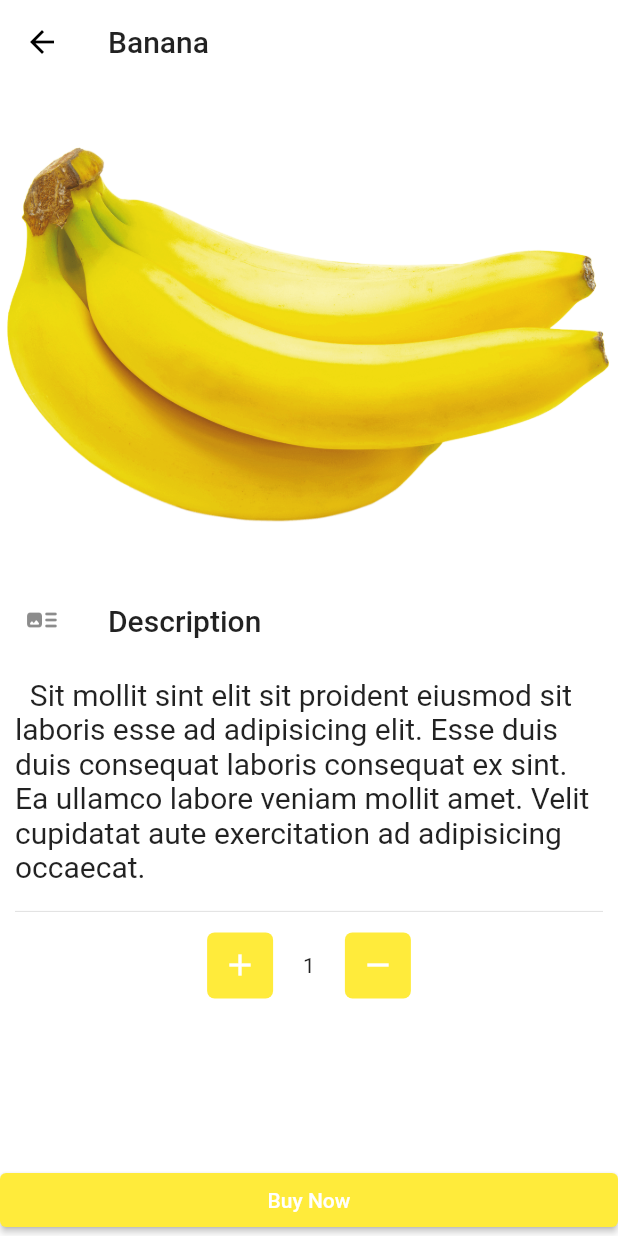
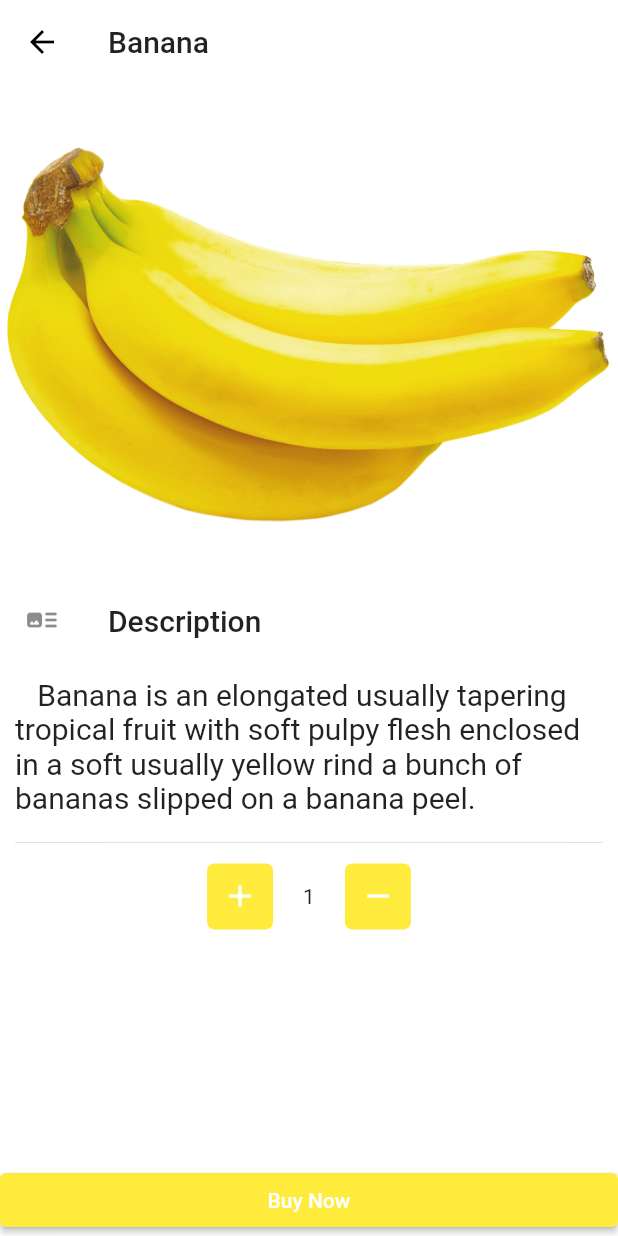
Before and after one commit to pradana4648/belajar_flutter, a Flutter app: the screen it shows after launch, after a tap on "Banana", on a phone screen of 412 x 824 dp. Run offline on Flutter 3.47's test engine with Material 2 defaults, Android fonts, the phone set to English and light mode, and no system bars.

Commit message:
menambahkan deskripsi buah-buahan

```diff
--- a/lib/grocery/data/local_data.dart
+++ b/lib/grocery/data/local_data.dart
@@ -10,41 +10,41 @@ class LocalData {
             colors: Colors.yellow,
             price: 12.00,
             description:
-                'Sit mollit sint elit sit proident eiusmod sit laboris esse ad adipisicing elit. Esse duis duis consequat laboris consequat ex sint. Ea ullamco labore veniam mollit amet. Velit cupidatat aute exercitation ad adipisicing occaecat.'),
+                ' Banana is an elongated usually tapering tropical fruit with soft pulpy flesh enclosed in a soft usually yellow rind a bunch of bananas slipped on a banana peel.'),
         Product(
             name: 'Grape',
             imageUrl: 'assets/images/grape.png',
             colors: Colors.deepPurple,
             price: 10.10,
             description:
-                'Non ipsum laboris duis et est nisi anim laborum reprehenderit. Laborum fugiat deserunt veniam in aliqua dolore ipsum non sint cupidatat minim. Lorem officia cillum duis Lorem cillum.'),
+                'A berry, typically green (classified as white), purple, red, or black, growing in clusters on a grapevine, eaten as fruit, and used in making wine.'),
         Product(
             name: 'Cherry',
             imageUrl: 'assets/images/cherry.png',
             colors: Colors.red[900],
             price: 5.41,
             description:
-                'Commodo ad ut incididunt non duis nostrud non et aute id reprehenderit in. Adipisicing et culpa tempor cillum dolore eu reprehenderit quis velit enim in commodo ullamco. Excepteur cillum est non magna.'),
+                'A cherry is a fruit that grows on a tree or a bush. It belongs to the genus Prunus. It is red in color, with a seed in the middle. '),
         Product(
             name: 'Lemon',
             imageUrl: 'assets/images/lemon.png',
             colors: Colors.yellowAccent,
             price: 3.78,
             description:
-                'Laboris sit elit mollit mollit laborum anim. Sit nulla elit excepteur dolor dolore excepteur. Sint voluptate aute anim proident mollit eiusmod amet labore minim reprehenderit ipsum. Qui dolor officia Lorem reprehenderit. Qui magna nulla enim dolore et fugiat.'),
+                'Lemon is yellow, oval-shaped citrus fruit grows on flowering evergreen trees and is cultivated commercially and in backyard gardens around the world.'),
         Product(
             name: 'Orange',
             imageUrl: 'assets/images/orange.png',
             colors: Colors.orange,
             price: 4.55,
             description:
-                'Officia veniam eu consectetur sint Lorem nisi. Adipisicing irure occaecat non excepteur. Ea tempor mollit nostrud eu mollit enim nisi et nulla. Ut ad eiusmod culpa ex nulla consequat sunt esse incididunt cillum quis minim.'),
+                'Orange fruit is a leathery-leaved evergreen fruit that bears the orange, native to warm regions of South and Southeast Asia. Oranges are a major commercial crop in many warm regions of the world.'),
         Product(
             name: 'Apple',
             imageUrl: 'assets/images/apple.png',
             colors: Colors.red[700],
             price: 8.55,
             description:
-                'Eu consequat sint sint irure. Sint reprehenderit adipisicing mollit et duis proident ea nisi occaecat ad. Proident velit mollit id voluptate adipisicing aliqua ex cupidatat. Et eu aute dolore irure aliqua exercitation enim pariatur in. Voluptate dolore nisi proident ex sint aute.'),
+                ' the round fruit of a tree of the rose family, which typically has thin red or green skin and crisp flesh. Many varieties have been developed as dessert or cooking fruit or for making cider.'),
       ];
 }
```
